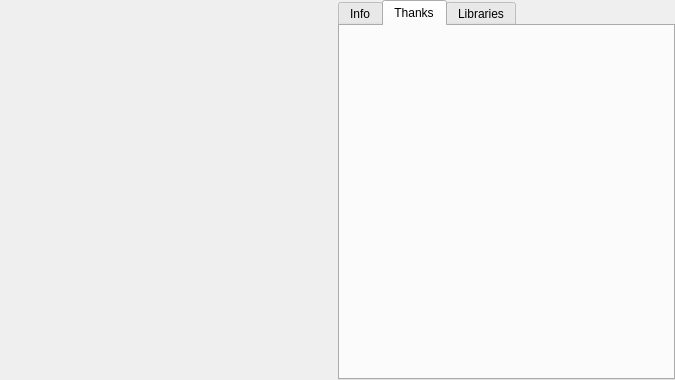
First picture: the form in xaboutwidget.ui, repository horsicq/XAboutWidget, before the edit.
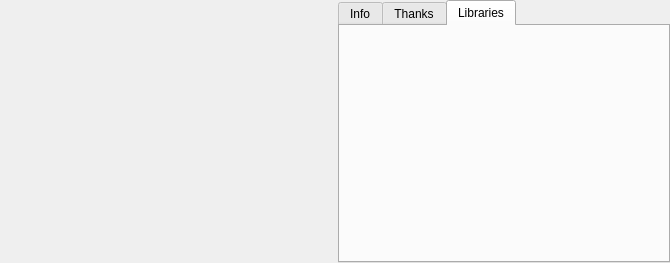
Second picture: the form after the edit. The open tabs and pages were chosen to show the change.

Diff of the .ui file:
```diff
--- a/xaboutwidget.ui
+++ b/xaboutwidget.ui
@@ -6,17 +6,14 @@
    <rect>
     <x>0</x>
     <y>0</y>
-    <width>675</width>
-    <height>380</height>
+    <width>670</width>
+    <height>263</height>
    </rect>
   </property>
   <property name="windowTitle">
    <string notr="true"/>
   </property>
   <layout class="QHBoxLayout" name="horizontalLayout">
-   <property name="spacing">
-    <number>0</number>
-   </property>
    <property name="leftMargin">
     <number>0</number>
    </property>
@@ -109,13 +106,13 @@
        </item>
       </layout>
      </widget>
-     <widget class="QWidget" name="tabLibraries">
-      <attribute name="title">
-       <string>Thanks</string>
-      </attribute>
-     </widget>
      <widget class="QWidget" name="tabThanks">
       <attribute name="title">
+       <string>Thanks</string>
+      </attribute>
+     </widget>
+     <widget class="QWidget" name="tabLibraries">
+      <attribute name="title">
        <string>Libraries</string>
       </attribute>
      </widget>
```
Left out of the diff: 30 changed lines with no effect on the pictures.
